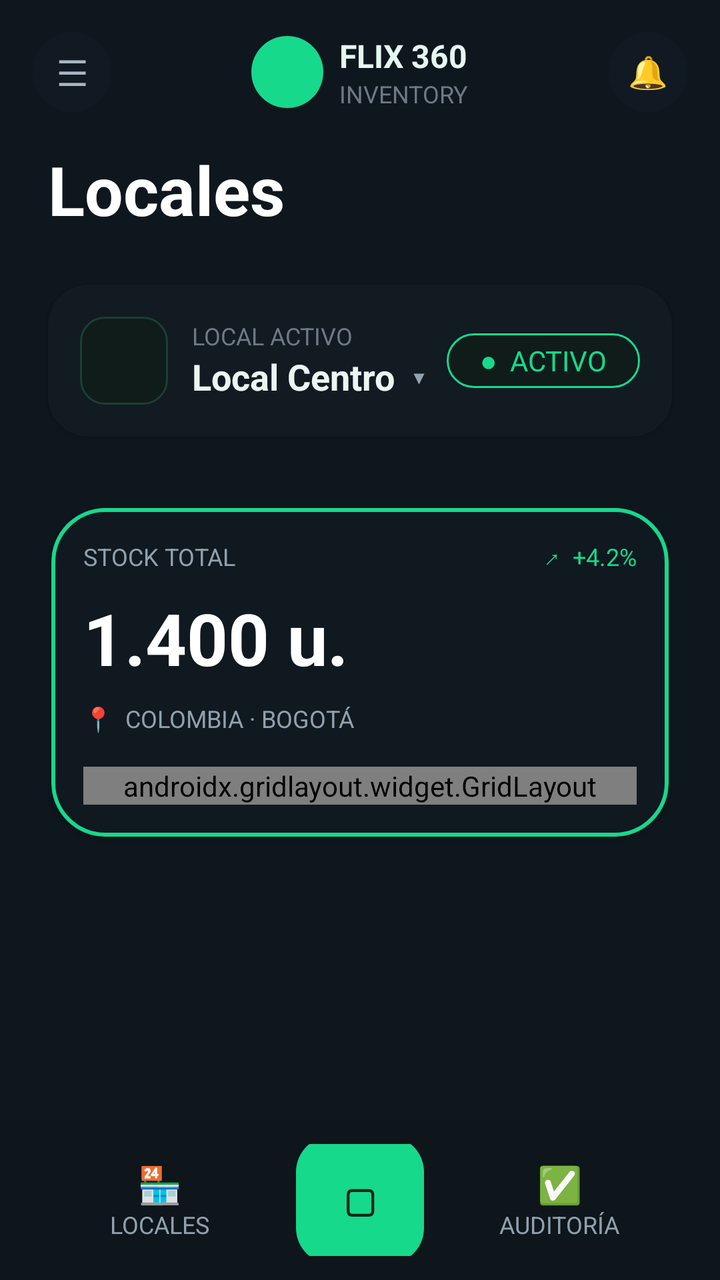
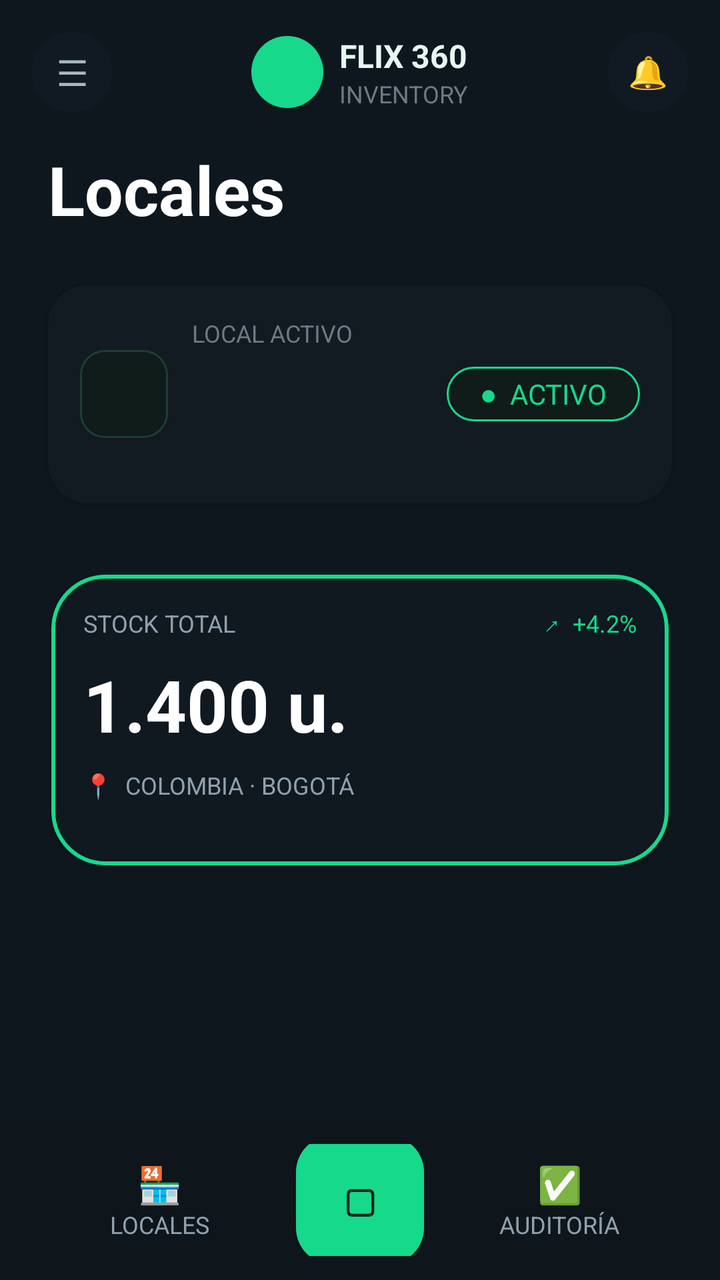

Two renders of the same Android screen: before a commit and after it. Below are the layout's source before the change and the commit's diff.
<!-- AndroidManifest.xml: application theme Theme.Flix360 -->
<!-- res/layout/activity_dashboard.xml -->
<?xml version="1.0" encoding="utf-8"?>
<androidx.constraintlayout.widget.ConstraintLayout xmlns:android="http://schemas.android.com/apk/res/android"
    xmlns:app="http://schemas.android.com/apk/res-auto"
    xmlns:tools="http://schemas.android.com/tools"
    android:layout_width="match_parent"
    android:layout_height="match_parent"
    android:background="#0F171E"
    tools:context=".ui.dashboard.DashboardActivity">

    
    <LinearLayout
        android:id="@+id/topBar"
        android:layout_width="0dp"
        android:layout_height="wrap_content"
        android:orientation="horizontal"
        android:gravity="center_vertical"
        android:paddingStart="16dp"
        android:paddingEnd="16dp"
        android:paddingTop="16dp"
        app:layout_constraintTop_toTopOf="parent"
        app:layout_constraintStart_toStartOf="parent"
        app:layout_constraintEnd_toEndOf="parent">

        <TextView
            android:id="@+id/btnMenu"
            android:layout_width="40dp"
            android:layout_height="40dp"
            android:gravity="center"
            android:text="☰"
            android:textColor="#A9B7C3"
            android:textSize="18sp"
            android:background="@drawable/bg_top_icon"/>

        <LinearLayout
            android:layout_width="0dp"
            android:layout_height="wrap_content"
            android:layout_weight="1"
            android:gravity="center"
            android:orientation="horizontal">
            <View
                android:layout_width="36dp"
                android:layout_height="36dp"
                android:background="@drawable/bg_avatar_circle"/>
            <LinearLayout
                android:layout_width="wrap_content"
                android:layout_height="wrap_content"
                android:orientation="vertical"
                android:paddingStart="8dp">
                <TextView
                    android:layout_width="wrap_content"
                    android:layout_height="wrap_content"
                    android:text="FLIX 360"
                    android:textStyle="bold"
                    android:textColor="#E6F7F1"
                    android:textSize="16sp"/>
                <TextView
                    android:layout_width="wrap_content"
                    android:layout_height="wrap_content"
                    android:text="INVENTORY"
                    android:textColor="#6D7A85"
                    android:textSize="12sp"/>
            </LinearLayout>
        </LinearLayout>

        <TextView
            android:id="@+id/btnBell"
            android:layout_width="40dp"
            android:layout_height="40dp"
            android:gravity="center"
            android:text="🔔"
            android:textColor="#A9B7C3"
            android:textSize="16sp"
            android:background="@drawable/bg_top_icon"/>
    </LinearLayout>

    
    <TextView
        android:id="@+id/titleLocales"
        android:layout_width="wrap_content"
        android:layout_height="wrap_content"
        android:text="Locales"
        android:textColor="#FFFFFF"
        android:textStyle="bold"
        android:textSize="34sp"
        app:layout_constraintTop_toBottomOf="@id/topBar"
        app:layout_constraintStart_toStartOf="parent"
        android:layout_marginStart="24dp"
        android:layout_marginTop="16dp"/>

    
    <androidx.cardview.widget.CardView
        android:id="@+id/cardLocal"
        android:layout_width="0dp"
        android:layout_height="wrap_content"
        android:layout_marginStart="16dp"
        android:layout_marginEnd="16dp"
        android:layout_marginTop="16dp"
        app:cardUseCompatPadding="true"
        app:cardBackgroundColor="#121A22"
        app:cardCornerRadius="20dp"
        app:layout_constraintTop_toBottomOf="@id/titleLocales"
        app:layout_constraintStart_toStartOf="parent"
        app:layout_constraintEnd_toEndOf="parent">
        <LinearLayout
            android:layout_width="match_parent"
            android:layout_height="wrap_content"
            android:orientation="horizontal"
            android:gravity="center_vertical"
            android:padding="16dp">
            <View
                android:layout_width="44dp"
                android:layout_height="44dp"
                android:background="@drawable/bg_icon_square"/>
            <LinearLayout
                android:layout_width="0dp"
                android:layout_height="wrap_content"
                android:layout_weight="1"
                android:orientation="vertical"
                android:paddingStart="12dp">
                <TextView
                    android:layout_width="wrap_content"
                    android:layout_height="wrap_content"
                    android:text="LOCAL ACTIVO"
                    android:textColor="#6D7A85"
                    android:textSize="12sp"/>
                <LinearLayout
                    android:layout_width="wrap_content"
                    android:layout_height="wrap_content"
                    android:orientation="horizontal"
                    android:gravity="center_vertical">
                    <TextView
                        android:layout_width="wrap_content"
                        android:layout_height="wrap_content"
                        android:text="Local Centro"
                        android:textColor="#EAF6F2"
                        android:textStyle="bold"
                        android:textSize="18sp"/>
                    <TextView
                        android:layout_width="wrap_content"
                        android:layout_height="wrap_content"
                        android:text="  ▾"
                        android:textColor="#93A3AF"
                        android:textSize="18sp"/>
                </LinearLayout>
            </LinearLayout>
            <TextView
                android:layout_width="wrap_content"
                android:layout_height="wrap_content"
                android:background="@drawable/bg_chip_green"
                android:text="  ●  ACTIVO  "
                android:textColor="#16D98C"/>
        </LinearLayout>
    </androidx.cardview.widget.CardView>

    
    <androidx.cardview.widget.CardView
        android:id="@+id/cardStock"
        android:layout_width="0dp"
        android:layout_height="wrap_content"
        android:layout_marginStart="16dp"
        android:layout_marginEnd="16dp"
        android:layout_marginTop="16dp"
        app:cardUseCompatPadding="true"
        app:cardBackgroundColor="#0F171E"
        app:cardCornerRadius="26dp"
        app:layout_constraintTop_toBottomOf="@id/cardLocal"
        app:layout_constraintStart_toStartOf="parent"
        app:layout_constraintEnd_toEndOf="parent">
        <LinearLayout
            android:layout_width="match_parent"
            android:layout_height="wrap_content"
            android:orientation="vertical"
            android:padding="16dp"
            android:background="@drawable/bg_card_neon_border">

            <LinearLayout
                android:layout_width="match_parent"
                android:layout_height="wrap_content"
                android:orientation="horizontal"
                android:gravity="center_vertical">
                <TextView
                    android:layout_width="0dp"
                    android:layout_height="wrap_content"
                    android:layout_weight="1"
                    android:text="STOCK TOTAL"
                    android:textColor="#8FA1AE"
                    android:textSize="12sp"/>
                <TextView
                    android:layout_width="wrap_content"
                    android:layout_height="wrap_content"
                    android:text="↗  +4.2%"
                    android:textColor="#16D98C"
                    android:textSize="12sp"/>
            </LinearLayout>

            <TextView
                android:id="@+id/stockNumber"
                android:layout_width="wrap_content"
                android:layout_height="wrap_content"
                android:text="1.400 u."
                android:textColor="#FFFFFF"
                android:textStyle="bold"
                android:textSize="36sp"
                android:layout_marginTop="8dp"/>

            <TextView
                android:layout_width="wrap_content"
                android:layout_height="wrap_content"
                android:text="📍  COLOMBIA · BOGOTÁ"
                android:textColor="#8FA1AE"
                android:textSize="12sp"
                android:layout_marginTop="8dp"/>

            
            <androidx.gridlayout.widget.GridLayout
                android:layout_width="match_parent"
                android:layout_height="wrap_content"
                android:layout_marginTop="16dp"
                app:columnCount="2"
                app:rowCount="2"
                app:useDefaultMargins="true">

                <androidx.cardview.widget.CardView
                    android:layout_width="0dp"
                    android:layout_height="100dp"
                    app:layout_columnWeight="1"
                    app:cardCornerRadius="16dp"
                    app:cardBackgroundColor="#151F27">
                    <LinearLayout
                        android:layout_width="match_parent"
                        android:layout_height="match_parent"
                        android:gravity="center"
                        android:orientation="vertical">
                        <TextView android:layout_width="wrap_content" android:layout_height="wrap_content" android:text="👕" android:textSize="20sp" android:textColor="#16D98C"/>
                        <TextView android:layout_width="wrap_content" android:layout_height="wrap_content" android:text="CAMISETAS" android:textColor="#8FA1AE" android:textSize="12sp"/>
                        <TextView android:layout_width="wrap_content" android:layout_height="wrap_content" android:text="724" android:textColor="#FFFFFF" android:textStyle="bold" android:textSize="20sp"/>
                    </LinearLayout>
                </androidx.cardview.widget.CardView>

                <androidx.cardview.widget.CardView
                    android:layout_width="0dp"
                    android:layout_height="100dp"
                    app:layout_columnWeight="1"
                    app:cardCornerRadius="16dp"
                    app:cardBackgroundColor="#151F27">
                    <LinearLayout
                        android:layout_width="match_parent"
                        android:layout_height="match_parent"
                        android:gravity="center"
                        android:orientation="vertical">
                        <TextView android:layout_width="wrap_content" android:layout_height="wrap_content" android:text="🐔" android:textSize="20sp" android:textColor="#16D98C"/>
                        <TextView android:layout_width="wrap_content" android:layout_height="wrap_content" android:text="GALLINAS" android:textColor="#8FA1AE" android:textSize="12sp"/>
                        <TextView android:layout_width="wrap_content" android:layout_height="wrap_content" android:text="114" android:textColor="#FFFFFF" android:textStyle="bold" android:textSize="20sp"/>
                    </LinearLayout>
                </androidx.cardview.widget.CardView>

                <androidx.cardview.widget.CardView
                    android:layout_width="0dp"
                    android:layout_height="100dp"
                    app:layout_columnWeight="1"
                    app:cardCornerRadius="16dp"
                    app:cardBackgroundColor="#151F27">
                    <LinearLayout
                        android:layout_width="match_parent"
                        android:layout_height="match_parent"
                        android:gravity="center"
                        android:orientation="vertical">
                        <TextView android:layout_width="wrap_content" android:layout_height="wrap_content" android:text="👖" android:textSize="20sp" android:textColor="#16D98C"/>
                        <TextView android:layout_width="wrap_content" android:layout_height="wrap_content" android:text="JEANS" android:textColor="#8FA1AE" android:textSize="12sp"/>
                        <TextView android:layout_width="wrap_content" android:layout_height="wrap_content" android:text="215" android:textColor="#FFFFFF" android:textStyle="bold" android:textSize="20sp"/>
                    </LinearLayout>
                </androidx.cardview.widget.CardView>

                <androidx.cardview.widget.CardView
                    android:layout_width="0dp"
                    android:layout_height="100dp"
                    app:layout_columnWeight="1"
                    app:cardCornerRadius="16dp"
                    app:cardBackgroundColor="#151F27">
                    <LinearLayout
                        android:layout_width="match_parent"
                        android:layout_height="match_parent"
                        android:gravity="center"
                        android:orientation="vertical">
                        <TextView android:layout_width="wrap_content" android:layout_height="wrap_content" android:text="🐮" android:textSize="20sp" android:textColor="#16D98C"/>
                        <TextView android:layout_width="wrap_content" android:layout_height="wrap_content" android:text="VACAS" android:textColor="#8FA1AE" android:textSize="12sp"/>
                        <TextView android:layout_width="wrap_content" android:layout_height="wrap_content" android:text="347" android:textColor="#FFFFFF" android:textStyle="bold" android:textSize="20sp"/>
                    </LinearLayout>
                </androidx.cardview.widget.CardView>

            </androidx.gridlayout.widget.GridLayout>
        </LinearLayout>
    </androidx.cardview.widget.CardView>

    
    <LinearLayout
        android:id="@+id/bottomNav"
        android:layout_width="0dp"
        android:layout_height="80dp"
        android:gravity="center"
        android:orientation="horizontal"
        android:padding="12dp"
        android:background="#0E151B"
        app:layout_constraintBottom_toBottomOf="parent"
        app:layout_constraintStart_toStartOf="parent"
        app:layout_constraintEnd_toEndOf="parent">

        <LinearLayout
            android:layout_width="0dp"
            android:layout_height="match_parent"
            android:layout_weight="1"
            android:gravity="center"
            android:orientation="vertical">
            <TextView android:layout_width="wrap_content" android:layout_height="wrap_content" android:text="🏪" android:textSize="18sp" android:textColor="#16D98C"/>
            <TextView android:layout_width="wrap_content" android:layout_height="wrap_content" android:text="LOCALES" android:textColor="#8FA1AE" android:textSize="12sp"/>
        </LinearLayout>

        <TextView
            android:id="@+id/btnScan"
            android:layout_width="64dp"
            android:layout_height="64dp"
            android:gravity="center"
            android:text="▢"
            android:textStyle="bold"
            android:textSize="22sp"
            android:textColor="#04251A"
            android:background="@drawable/bg_scan_button"/>

        <LinearLayout
            android:layout_width="0dp"
            android:layout_height="match_parent"
            android:layout_weight="1"
            android:gravity="center"
            android:orientation="vertical">
            <TextView android:layout_width="wrap_content" android:layout_height="wrap_content" android:text="✅" android:textSize="18sp" android:textColor="#8FA1AE"/>
            <TextView android:layout_width="wrap_content" android:layout_height="wrap_content" android:text="AUDITORÍA" android:textColor="#8FA1AE" android:textSize="12sp"/>
        </LinearLayout>
    </LinearLayout>

</androidx.constraintlayout.widget.ConstraintLayout>
<!-- resources referenced by this layout -->
<resources>
  <!-- drawable bg_avatar_circle (drawable) -->
  <?xml version="1.0" encoding="utf-8"?>
  <shape xmlns:android="http://schemas.android.com/apk/res/android" android:shape="oval">
      <solid android:color="#16D98C"/>
  </shape>
  <!-- drawable bg_card_neon_border (drawable) -->
  <?xml version="1.0" encoding="utf-8"?>
  <shape xmlns:android="http://schemas.android.com/apk/res/android" android:shape="rectangle">
      <solid android:color="#101820"/>
      <corners android:radius="26dp"/>
      <stroke android:width="2dp" android:color="#16D98C"/>
      <padding android:left="12dp" android:top="12dp" android:right="12dp" android:bottom="12dp"/>
  </shape>
  <!-- drawable bg_chip_green (drawable) -->
  <?xml version="1.0" encoding="utf-8"?>
  <shape xmlns:android="http://schemas.android.com/apk/res/android" android:shape="rectangle">
      <solid android:color="#0F1C1A"/>
      <corners android:radius="16dp"/>
      <stroke android:width="1dp" android:color="#16D98C"/>
      <padding android:left="10dp" android:top="4dp" android:right="10dp" android:bottom="4dp"/>
  </shape>
  <!-- drawable bg_icon_square (drawable) -->
  <?xml version="1.0" encoding="utf-8"?>
  <shape xmlns:android="http://schemas.android.com/apk/res/android" android:shape="rectangle">
      <solid android:color="#0F1C1A"/>
      <corners android:radius="12dp"/>
      <size android:width="44dp" android:height="44dp"/>
      <stroke android:width="1dp" android:color="#1C3E34"/>
  </shape>
  <!-- drawable bg_scan_button (drawable) -->
  <?xml version="1.0" encoding="utf-8"?>
  <shape xmlns:android="http://schemas.android.com/apk/res/android" android:shape="rectangle">
      <solid android:color="#16D98C"/>
      <corners android:radius="18dp"/>
      <size android:width="64dp" android:height="64dp"/>
  </shape>
  <!-- drawable bg_top_icon (drawable) -->
  <?xml version="1.0" encoding="utf-8"?>
  <shape xmlns:android="http://schemas.android.com/apk/res/android" android:shape="oval">
      <solid android:color="#111A22"/>
  </shape>
  <style name="Theme.Flix360" parent="Base.Theme.Flix360" />
  <style name="Base.Theme.Flix360" parent="Theme.Material3.DayNight.NoActionBar">
          
          
      </style>
</resources>

<!-- the commit's change to res/layout/activity_dashboard.xml (unified diff, before → after) -->
@@ -128,19 +128,19 @@
                     android:layout_height="wrap_content"
                     android:orientation="horizontal"
                     android:gravity="center_vertical">
-                    <TextView
-                        android:layout_width="wrap_content"
+                    <com.google.android.material.textfield.TextInputLayout
+                        android:layout_width="200dp"
                         android:layout_height="wrap_content"
-                        android:text="Local Centro"
-                        android:textColor="#EAF6F2"
-                        android:textStyle="bold"
-                        android:textSize="18sp"/>
-                    <TextView
-                        android:layout_width="wrap_content"
-                        android:layout_height="wrap_content"
-                        android:text="  ▾"
-                        android:textColor="#93A3AF"
-                        android:textSize="18sp"/>
+                        style="@style/Widget.MaterialComponents.TextInputLayout.OutlinedBox.ExposedDropdownMenu">
+
+                        <com.google.android.material.textfield.MaterialAutoCompleteTextView
+                            android:id="@+id/dropdownLocations"
+                            android:layout_width="match_parent"
+                            android:layout_height="wrap_content"
+                            android:textColor="#FFFFFF"
+                            android:inputType="none"
+                            android:backgroundTint="#16D98C"/>
+                    </com.google.android.material.textfield.TextInputLayout>
                 </LinearLayout>
             </LinearLayout>
             <TextView
@@ -211,84 +211,13 @@
                 android:textSize="12sp"
                 android:layout_marginTop="8dp"/>
 
-            
-            <androidx.gridlayout.widget.GridLayout
+            <androidx.recyclerview.widget.RecyclerView
+                android:id="@+id/rvInventorySummary"
                 android:layout_width="match_parent"
                 android:layout_height="wrap_content"
                 android:layout_marginTop="16dp"
-                app:columnCount="2"
-                app:rowCount="2"
-                app:useDefaultMargins="true">
-
-                <androidx.cardview.widget.CardView
-                    android:layout_width="0dp"
-                    android:layout_height="100dp"
-                    app:layout_columnWeight="1"
-                    app:cardCornerRadius="16dp"
-                    app:cardBackgroundColor="#151F27">
-                    <LinearLayout
-                        android:layout_width="match_parent"
-                        android:layout_height="match_parent"
-                        android:gravity="center"
-                        android:orientation="vertical">
-                        <TextView android:layout_width="wrap_content" android:layout_height="wrap_content" android:text="👕" android:textSize="20sp" android:textColor="#16D98C"/>
-                        <TextView android:layout_width="wrap_content" android:layout_height="wrap_content" android:text="CAMISETAS" android:textColor="#8FA1AE" android:textSize="12sp"/>
-                        <TextView android:layout_width="wrap_content" android:layout_height="wrap_content" android:text="724" android:textColor="#FFFFFF" android:textStyle="bold" android:textSize="20sp"/>
-                    </LinearLayout>
-                </androidx.cardview.widget.CardView>
-
-                <androidx.cardview.widget.CardView
-                    android:layout_width="0dp"
-                    android:layout_height="100dp"
-                    app:layout_columnWeight="1"
-                    app:cardCornerRadius="16dp"
-                    app:cardBackgroundColor="#151F27">
-                    <LinearLayout
-                        android:layout_width="match_parent"
-                        android:layout_height="match_parent"
-                        android:gravity="center"
-                        android:orientation="vertical">
-                        <TextView android:layout_width="wrap_content" android:layout_height="wrap_content" android:text="🐔" android:textSize="20sp" android:textColor="#16D98C"/>
-                        <TextView android:layout_width="wrap_content" android:layout_height="wrap_content" android:text="GALLINAS" android:textColor="#8FA1AE" android:textSize="12sp"/>
-                        <TextView android:layout_width="wrap_content" android:layout_height="wrap_content" android:text="114" android:textColor="#FFFFFF" android:textStyle="bold" android:textSize="20sp"/>
-                    </LinearLayout>
-                </androidx.cardview.widget.CardView>
-
-                <androidx.cardview.widget.CardView
-                    android:layout_width="0dp"
-                    android:layout_height="100dp"
-                    app:layout_columnWeight="1"
-                    app:cardCornerRadius="16dp"
-                    app:cardBackgroundColor="#151F27">
-                    <LinearLayout
-                        android:layout_width="match_parent"
-                        android:layout_height="match_parent"
-                        android:gravity="center"
-                        android:orientation="vertical">
-                        <TextView android:layout_width="wrap_content" android:layout_height="wrap_content" android:text="👖" android:textSize="20sp" android:textColor="#16D98C"/>
-                        <TextView android:layout_width="wrap_content" android:layout_height="wrap_content" android:text="JEANS" android:textColor="#8FA1AE" android:textSize="12sp"/>
-                        <TextView android:layout_width="wrap_content" android:layout_height="wrap_content" android:text="215" android:textColor="#FFFFFF" android:textStyle="bold" android:textSize="20sp"/>
-                    </LinearLayout>
-                </androidx.cardview.widget.CardView>
-
-                <androidx.cardview.widget.CardView
-                    android:layout_width="0dp"
-                    android:layout_height="100dp"
-                    app:layout_columnWeight="1"
-                    app:cardCornerRadius="16dp"
-                    app:cardBackgroundColor="#151F27">
-                    <LinearLayout
-                        android:layout_width="match_parent"
-                        android:layout_height="match_parent"
-                        android:gravity="center"
-                        android:orientation="vertical">
-                        <TextView android:layout_width="wrap_content" android:layout_height="wrap_content" android:text="🐮" android:textSize="20sp" android:textColor="#16D98C"/>
-                        <TextView android:layout_width="wrap_content" android:layout_height="wrap_content" android:text="VACAS" android:textColor="#8FA1AE" android:textSize="12sp"/>
-                        <TextView android:layout_width="wrap_content" android:layout_height="wrap_content" android:text="347" android:textColor="#FFFFFF" android:textStyle="bold" android:textSize="20sp"/>
-                    </LinearLayout>
-                </androidx.cardview.widget.CardView>
-
-            </androidx.gridlayout.widget.GridLayout>
+                app:layoutManager="androidx.recyclerview.widget.GridLayoutManager"
+                app:spanCount="2"/>
         </LinearLayout>
     </androidx.cardview.widget.CardView>
 
